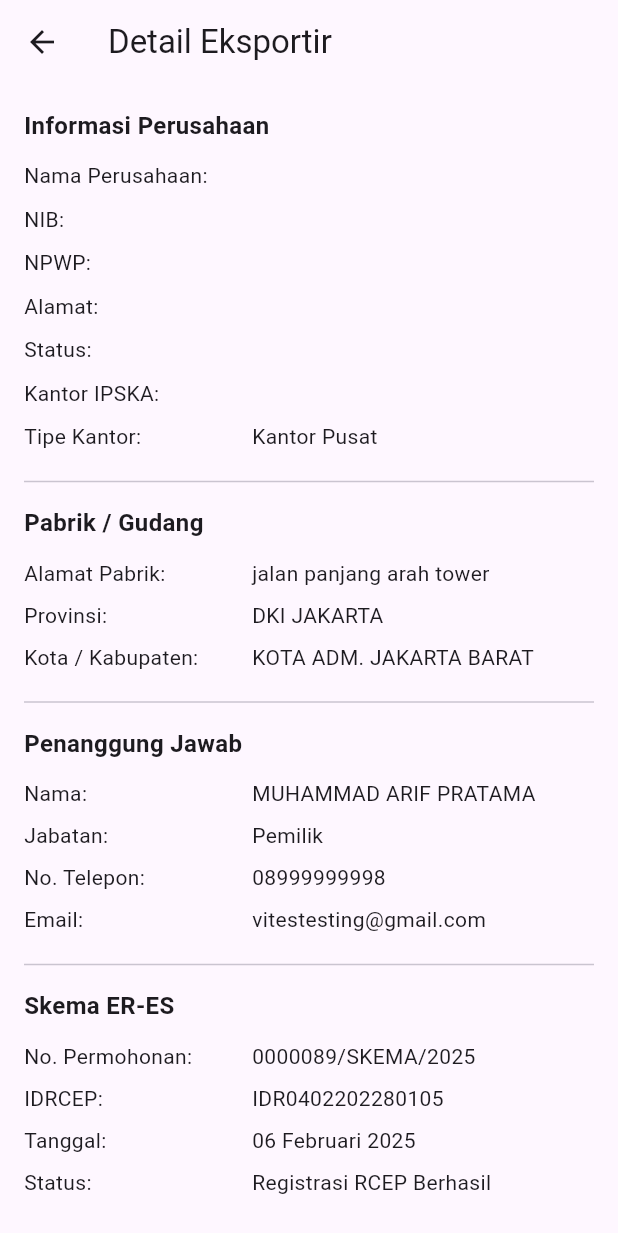
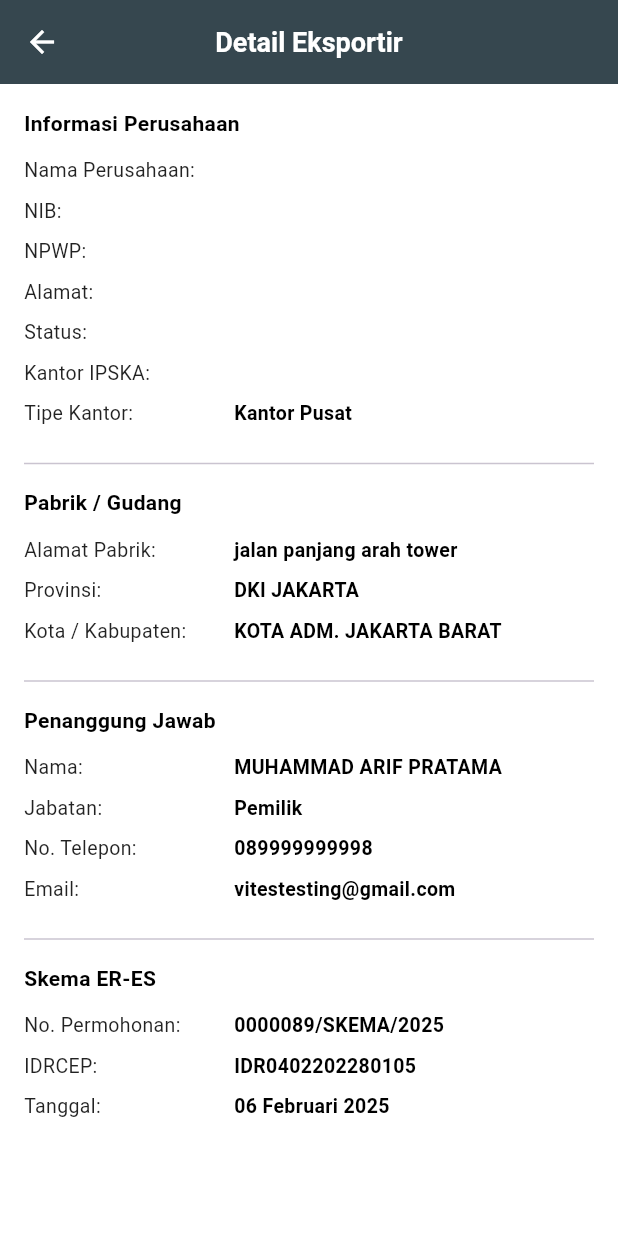
Before and after one commit to akhmdr/ska-mobile, a Flutter app: the DetailEksportirPage screen opened directly with empty values, on a phone screen of 412 x 824 dp. Shown: the top 1233 px of the screen. Run offline on Flutter 3.47's test engine with Material 3 defaults, Android fonts, the phone set to English and light mode, and no system bars; our stand-ins replace carousel_slider, youtube_player_flutter; accounts and stored records are empty.

Commit message:
detail eksportir

```diff
--- a/lib/main.dart
+++ b/lib/main.dart
@@ -7,6 +7,7 @@ import 'package:ska_mobile/modules/profil/petunjuk_penggunaan_page.dart';
 import 'package:ska_mobile/modules/profil/profil_perusahaan_page.dart';
 import 'package:ska_mobile/modules/profil/tentang_aplikasi_page.dart';
 import 'package:ska_mobile/modules/profil/video_tutorial_page.dart';
+import 'package:ska_mobile/modules/eksportir/detail_eksportir_page.dart';
 import 'modules/login/login_page.dart';
 
 void main() {
@@ -33,6 +34,7 @@ class MyApp extends StatelessWidget {
         '/tentang-aplikasi': (context) => const TentangAplikasiPage(),
         '/profil-perusahaan': (context) => const ProfilPerusahaanPage(),
         '/manajemen-perusahaan': (context) => const ManajemenPerusahaanPage(),
+          // Ganti dengan halaman detail eksp
       },
       // Tambahkan rute lainnya di sini jika diperlukan
     );
--- a/lib/modules/eksportir/data_eksportir_page.dart
+++ b/lib/modules/eksportir/data_eksportir_page.dart
@@ -1,6 +1,7 @@
 import 'package:flutter/material.dart';
 import 'package:ska_mobile/core/theme/app_theme.dart';
 import 'package:ska_mobile/core/widgets/custom_app_bar.dart';
+import 'package:ska_mobile/modules/eksportir/detail_eksportir_page.dart';
 
 class DataEksportirPage extends StatefulWidget {
   const DataEksportirPage({super.key});
@@ -65,7 +66,20 @@ class _DataEksportirPageState extends State<DataEksportirPage> {
                 final e = _data[index];
                 return GestureDetector(
                   onTap: () {
-                    Navigator.pushNamed(context, '/detail-eksportir', arguments: e);
+                    Navigator.push(
+                      context,
+                      MaterialPageRoute(
+                        builder:
+                            (_) => DetailEksportirPage(
+                              perusahaan: e['nama']!,
+                              nib: e['nib']!,
+                              npwp: e['npwp']!,
+                              alamat: e['alamat']!,
+                              kantor: e['kantor']!,
+                              status: e['status']!,
+                            ),
+                      ),
+                    );
                   },
                   child: Container(
                     margin: const EdgeInsets.only(bottom: 16),
@@ -86,25 +100,47 @@ class _DataEksportirPageState extends State<DataEksportirPage> {
                       children: [
                         Row(
                           children: [
-                            Expanded(child: Text(e['nama']!, style: AppTheme.textBold14)),
+                            Expanded(
+                              child: Text(
+                                e['nama']!,
+                                style: AppTheme.textBold14,
+                              ),
+                            ),
                             Container(
-                              padding: const EdgeInsets.symmetric(horizontal: 12, vertical: 6),
+                              padding: const EdgeInsets.symmetric(
+                                horizontal: 12,
+                                vertical: 6,
+                              ),
                               decoration: BoxDecoration(
                                 color: Colors.green.shade50,
                                 borderRadius: BorderRadius.circular(20),
                               ),
                               child: Text(
                                 e['status']!,
-                                style: AppTheme.textRegular13.copyWith(color: Colors.green),
+                                style: AppTheme.textRegular13.copyWith(
+                                  color: Colors.green,
+                                ),
                               ),
                             ),
                           ],
                         ),
                         const SizedBox(height: 12),
                         _buildInfoRow(Icons.badge_outlined, 'NIB', e['nib']!),
-                        _buildInfoRow(Icons.account_balance, 'NPWP', e['npwp']!),
-                        _buildInfoRow(Icons.location_on_outlined, 'Alamat', e['alamat']!),
-                        _buildInfoRow(Icons.apartment, 'Kantor IPSKA', e['kantor']!),
+                        _buildInfoRow(
+                          Icons.account_balance,
+                          'NPWP',
+                          e['npwp']!,
+                        ),
+                        _buildInfoRow(
+                          Icons.location_on_outlined,
+                          'Alamat',
+                          e['alamat']!,
+                        ),
+                        _buildInfoRow(
+                          Icons.apartment,
+                          'Kantor IPSKA',
+                          e['kantor']!,
+                        ),
                       ],
                     ),
                   ),
@@ -166,20 +202,27 @@ class _DataEksportirPageState extends State<DataEksportirPage> {
                 const SizedBox(width: 12),
                 Container(
                   decoration: BoxDecoration(
-                    color: _isFilterExpanded ? AppTheme.primaryColor : AppTheme.whiteColor,
+                    color:
+                        _isFilterExpanded
+                            ? AppTheme.primaryColor
+                            : AppTheme.whiteColor,
                     borderRadius: BorderRadius.circular(12),
                     border: Border.all(
-                      color: _isFilterExpanded
-                          ? AppTheme.primaryColor
-                          : Colors.grey[300]!,
+                      color:
+                          _isFilterExpanded
+                              ? AppTheme.primaryColor
+                              : Colors.grey[300]!,
                     ),
                   ),
                   child: IconButton(
                     icon: Icon(
-                      _isFilterExpanded ? Icons.filter_list_off : Icons.filter_list,
-                      color: _isFilterExpanded
-                          ? Colors.white
-                          : AppTheme.primaryColor,
+                      _isFilterExpanded
+                          ? Icons.filter_list_off
+                          : Icons.filter_list,
+                      color:
+                          _isFilterExpanded
+                              ? Colors.white
+                              : AppTheme.primaryColor,
                     ),
                     onPressed: _toggleFilter,
                   ),
@@ -211,11 +254,19 @@ class _DataEksportirPageState extends State<DataEksportirPage> {
                       ),
                     ),
                     const SizedBox(height: 16),
-                    _buildDropdown('Status Perusahaan', ['Aktif', 'Tidak Aktif'], _filterStatus,
-                        (val) => setState(() => _filterStatus = val)),
+                    _buildDropdown(
+                      'Status Perusahaan',
+                      ['Aktif', 'Tidak Aktif'],
+                      _filterStatus,
+                      (val) => setState(() => _filterStatus = val),
+                    ),
                     const SizedBox(height: 12),
-                    _buildDropdown('Kantor IPSKA', ['Kab. Bogor', 'Kab. Purwakarta'],
-                        _filterKantor, (val) => setState(() => _filterKantor = val)),
+                    _buildDropdown(
+                      'Kantor IPSKA',
+                      ['Kab. Bogor', 'Kab. Purwakarta'],
+                      _filterKantor,
+                      (val) => setState(() => _filterKantor = val),
+                    ),
                     const SizedBox(height: 12),
                     Row(
                       children: [
@@ -223,7 +274,9 @@ class _DataEksportirPageState extends State<DataEksportirPage> {
                           child: ElevatedButton(
                             onPressed: () {
                               ScaffoldMessenger.of(context).showSnackBar(
-                                const SnackBar(content: Text('Filter diterapkan')),
+                                const SnackBar(
+                                  content: Text('Filter diterapkan'),
+                                ),
                               );
                             },
                             child: const Text('Terapkan Filter'),
@@ -249,15 +302,25 @@ class _DataEksportirPageState extends State<DataEksportirPage> {
   }
 
   Widget _buildDropdown(
-      String label, List<String> items, String? selected, Function(String?) onChanged) {
+    String label,
+    List<String> items,
+    String? selected,
+    Function(String?) onChanged,
+  ) {
     return DropdownButtonFormField<String>(
       value: selected,
       decoration: InputDecoration(
         labelText: label,
         border: OutlineInputBorder(borderRadius: BorderRadius.circular(12)),
-        contentPadding: const EdgeInsets.symmetric(horizontal: 12, vertical: 14),
+        contentPadding: const EdgeInsets.symmetric(
+          horizontal: 12,
+          vertical: 14,
+        ),
       ),
-      items: items.map((item) => DropdownMenuItem(value: item, child: Text(item))).toList(),
+      items:
+          items
+              .map((item) => DropdownMenuItem(value: item, child: Text(item)))
+              .toList(),
       onChanged: onChanged,
     );
   }
--- a/lib/modules/eksportir/detail_eksportir_page.dart
+++ b/lib/modules/eksportir/detail_eksportir_page.dart
@@ -1,9 +1,14 @@
-
-
 import 'package:flutter/material.dart';
+import 'package:ska_mobile/core/theme/app_theme.dart';
+import 'package:ska_mobile/core/widgets/custom_app_bar.dart';
 
 class DetailEksportirPage extends StatelessWidget {
-  final String perusahaan, nib, npwp, alamat, kantor, status;
+  final String perusahaan;
+  final String nib;
+  final String npwp;
+  final String alamat;
+  final String kantor;
+  final String status;
 
   const DetailEksportirPage({
     super.key,
@@ -18,56 +23,66 @@ class DetailEksportirPage extends StatelessWidget {
   @override
   Widget build(BuildContext context) {
     return Scaffold(
-      appBar: AppBar(title: const Text("Detail Eksportir")),
-      body: ListView(
+      appBar: const CustomAppBar(title: 'Detail Eksportir'),
+      backgroundColor: AppTheme.backgroundColor,
+      body: SingleChildScrollView(
         padding: const EdgeInsets.all(16),
+        child: Column(
+          crossAxisAlignment: CrossAxisAlignment.start,
           children: [
-          _sectionTitle("Informasi Perusahaan"),
-          _infoRow("Nama Perusahaan", perusahaan),
-          _infoRow("NIB", nib),
-          _infoRow("NPWP", npwp),
-          _infoRow("Alamat", alamat),
-          _infoRow("Status", status),
-          _infoRow("Kantor IPSKA", kantor),
-          _infoRow("Tipe Kantor", "Kantor Pusat"),
+            _buildSectionTitle('Informasi Perusahaan'),
+            _buildItem('Nama Perusahaan', perusahaan),
+            _buildItem('NIB', nib),
+            _buildItem('NPWP', npwp),
+            _buildItem('Alamat', alamat),
+            _buildItem('Status', status),
+            _buildItem('Kantor IPSKA', kantor),
+            _buildItem('Tipe Kantor', 'Kantor Pusat'),
             const Divider(height: 32),
 
-          _sectionTitle("Pabrik / Gudang"),
-          _infoRow("Alamat Pabrik", "jalan panjang arah tower"),
-          _infoRow("Provinsi", "DKI JAKARTA"),
-          _infoRow("Kota / Kabupaten", "KOTA ADM. JAKARTA BARAT"),
+            _buildSectionTitle('Pabrik / Gudang'),
+            _buildItem('Alamat Pabrik', 'jalan panjang arah tower'),
+            _buildItem('Provinsi', 'DKI JAKARTA'),
+            _buildItem('Kota / Kabupaten', 'KOTA ADM. JAKARTA BARAT'),
             const Divider(height: 32),
 
-          _sectionTitle("Penanggung Jawab"),
-          _infoRow("Nama", "MUHAMMAD ARIF PRATAMA"),
-          _infoRow("Jabatan", "Pemilik"),
-          _infoRow("No. Telepon", "08999999998"),
-          _infoRow("Email", "vitestesting@gmail.com"),
+            _buildSectionTitle('Penanggung Jawab'),
+            _buildItem('Nama', 'MUHAMMAD ARIF PRATAMA'),
+            _buildItem('Jabatan', 'Pemilik'),
+            _buildItem('No. Telepon', '089999999998'),
+            _buildItem('Email', 'vitestesting@gmail.com'),
             const Divider(height: 32),
 
-          _sectionTitle("Skema ER-ES"),
-          _infoRow("No. Permohonan", "0000089/SKEMA/2025"),
-          _infoRow("IDRCEP", "IDR0402202280105"),
-          _infoRow("Tanggal", "06 Februari 2025"),
-          _infoRow("Status", "Registrasi RCEP Berhasil"),
+            _buildSectionTitle('Skema ER-ES'),
+            _buildItem('No. Permohonan', '0000089/SKEMA/2025'),
+            _buildItem('IDRCEP', 'IDR0402202280105'),
+            _buildItem('Tanggal', '06 Februari 2025'),
+          ],
+        ),
+      ),
+    );
+  }
+
+  Widget _buildSectionTitle(String title) {
+    return Padding(
+      padding: const EdgeInsets.only(bottom: 12),
+      child: Text(title, style: AppTheme.textBold14),
+    );
+  }
+
+  Widget _buildItem(String label, String value) {
+    return Padding(
+      padding: const EdgeInsets.only(bottom: 8),
+      child: Row(
+        crossAxisAlignment: CrossAxisAlignment.start,
+        children: [
+          SizedBox(
+            width: 140,
+            child: Text('$label:', style: AppTheme.textRegular13),
+          ),
+          Expanded(child: Text(value, style: AppTheme.textBold13)),
         ],
       ),
     );
   }
-
-  Widget _sectionTitle(String title) => Padding(
-    padding: const EdgeInsets.only(bottom: 8),
-    child: Text(title, style: const TextStyle(fontSize: 16, fontWeight: FontWeight.bold)),
-  );
-
-  Widget _infoRow(String label, String value) => Padding(
-    padding: const EdgeInsets.symmetric(vertical: 4),
-    child: Row(
-      crossAxisAlignment: CrossAxisAlignment.start,
-      children: [
-        Expanded(flex: 4, child: Text("$label:")),
-        Expanded(flex: 6, child: Text(value)),
-      ],
-    ),
-  );
 }
```
Lines whose indentation alone changed are shown as unchanged.
